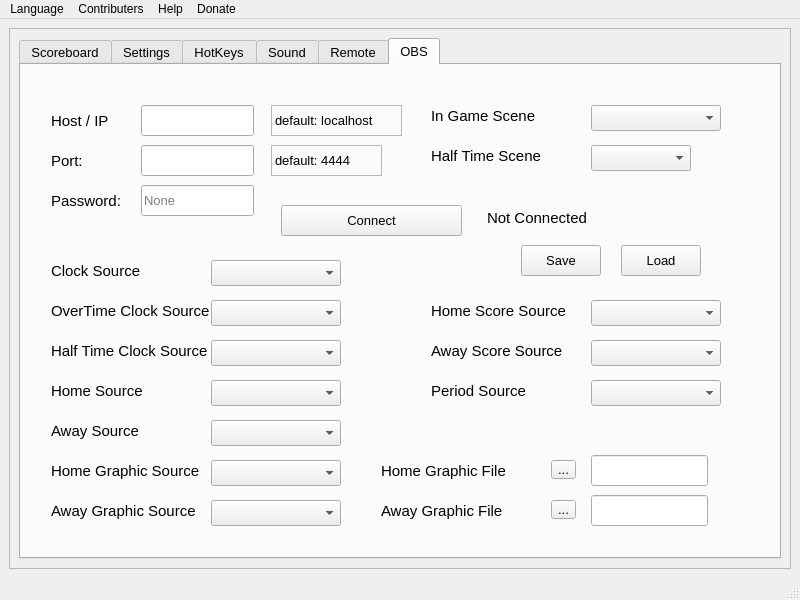
The window that mainwindow.ui (wojtekbut/Scoreboard_py) describes before a commit, drawn with Qt 5.
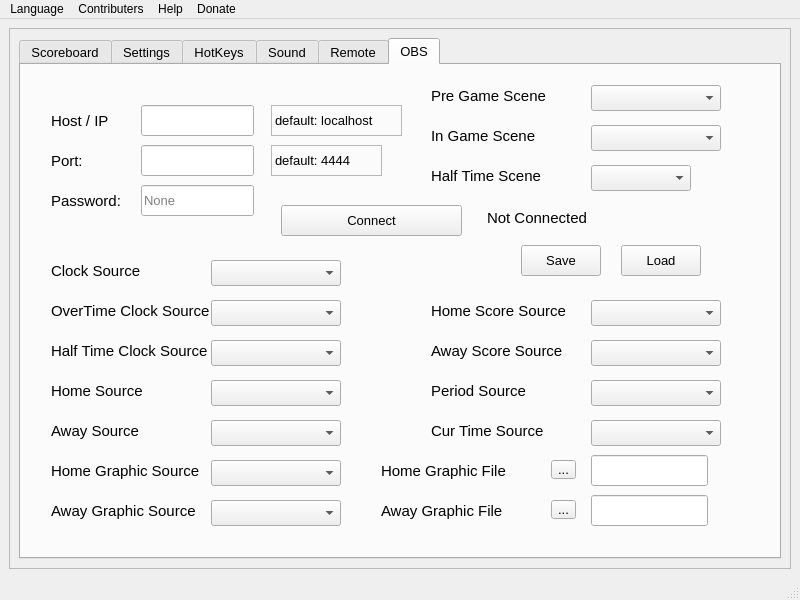
The same window after the commit. The open tabs and pages were chosen to show the change.

Commit message: pre game

What changed in the file:
```diff
--- a/mainwindow.ui
+++ b/mainwindow.ui
@@ -2714,7 +2714,7 @@
               <property name="geometry">
                <rect>
                 <x>410</x>
-                <y>35</y>
+                <y>55</y>
                 <width>161</width>
                 <height>31</height>
                </rect>
@@ -2732,7 +2732,7 @@
               <property name="geometry">
                <rect>
                 <x>410</x>
-                <y>75</y>
+                <y>95</y>
                 <width>161</width>
                 <height>31</height>
                </rect>
@@ -2750,7 +2750,7 @@
               <property name="geometry">
                <rect>
                 <x>570</x>
-                <y>40</y>
+                <y>60</y>
                 <width>117</width>
                 <height>24</height>
                </rect>
@@ -2777,7 +2777,7 @@
               <property name="geometry">
                <rect>
                 <x>570</x>
-                <y>80</y>
+                <y>100</y>
                 <width>90</width>
                 <height>24</height>
                </rect>
@@ -3428,6 +3428,96 @@
                <string>Load</string>
               </property>
              </widget>
+             <widget class="QLabel" name="PreGameScene_Label">
+              <property name="geometry">
+               <rect>
+                <x>410</x>
+                <y>15</y>
+                <width>161</width>
+                <height>31</height>
+               </rect>
+              </property>
+              <property name="font">
+               <font>
+                <pointsize>11</pointsize>
+               </font>
+              </property>
+              <property name="text">
+               <string>Pre Game Scene</string>
+              </property>
+             </widget>
+             <widget class="QComboBox" name="PreGameScene_comboBox">
+              <property name="geometry">
+               <rect>
+                <x>570</x>
+                <y>20</y>
+                <width>117</width>
+                <height>24</height>
+               </rect>
+              </property>
+              <property name="font">
+               <font>
+                <pointsize>11</pointsize>
+               </font>
+              </property>
+              <property name="currentIndex">
+               <number>-1</number>
+              </property>
+              <property name="sizeAdjustPolicy">
+               <enum>QComboBox::AdjustToContents</enum>
+              </property>
+              <property name="minimumContentsLength">
+               <number>10</number>
+              </property>
+              <property name="frame">
+               <bool>true</bool>
+              </property>
+             </widget>
+             <widget class="QLabel" name="CurTimeSource_Label">
+              <property name="geometry">
+               <rect>
+                <x>410</x>
+                <y>350</y>
+                <width>161</width>
+                <height>31</height>
+               </rect>
+              </property>
+              <property name="font">
+               <font>
+                <pointsize>11</pointsize>
+               </font>
+              </property>
+              <property name="text">
+               <string>Cur Time Source</string>
+              </property>
+             </widget>
+             <widget class="QComboBox" name="CurTimeSource_comboBox">
+              <property name="geometry">
+               <rect>
+                <x>570</x>
+                <y>355</y>
+                <width>117</width>
+                <height>24</height>
+               </rect>
+              </property>
+              <property name="font">
+               <font>
+                <pointsize>11</pointsize>
+               </font>
+              </property>
+              <property name="currentIndex">
+               <number>-1</number>
+              </property>
+              <property name="sizeAdjustPolicy">
+               <enum>QComboBox::AdjustToContents</enum>
+              </property>
+              <property name="minimumContentsLength">
+               <number>10</number>
+              </property>
+              <property name="frame">
+               <bool>true</bool>
+              </property>
+             </widget>
             </widget>
            </widget>
           </item>
```
Left out of the diff: 40 changed lines with no effect on the pictures. The commit also changes 5 other files.
